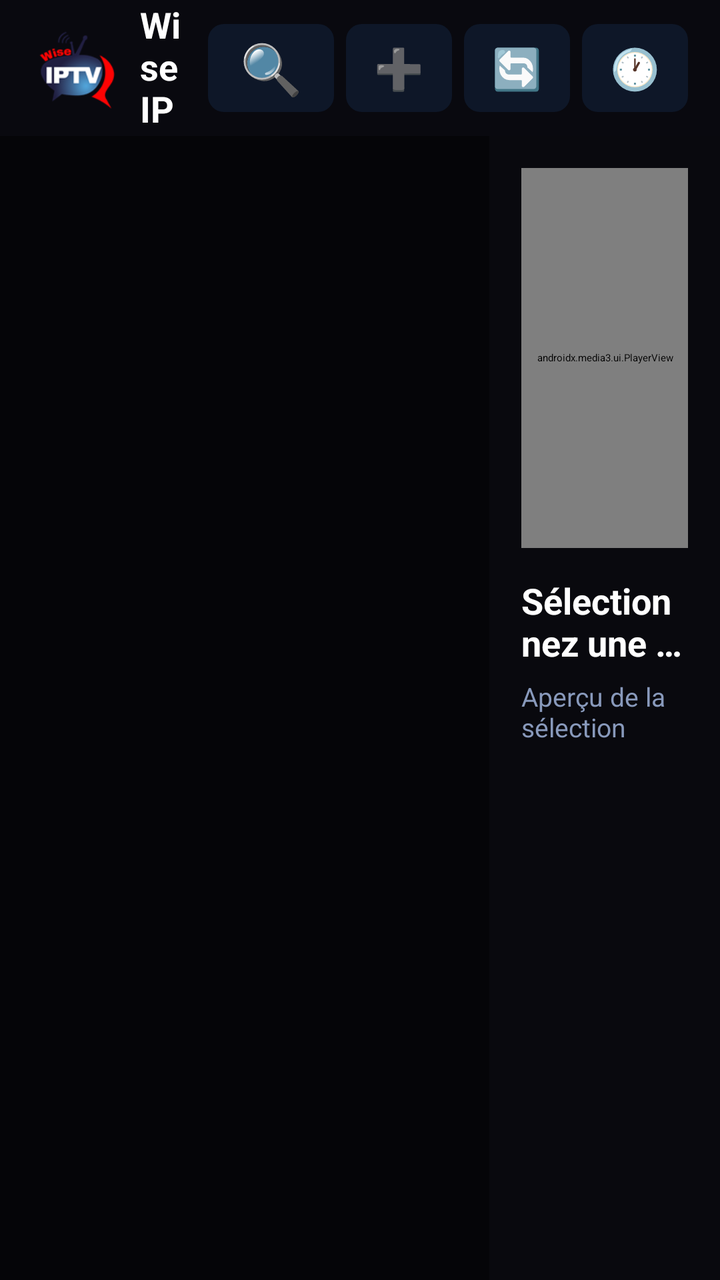
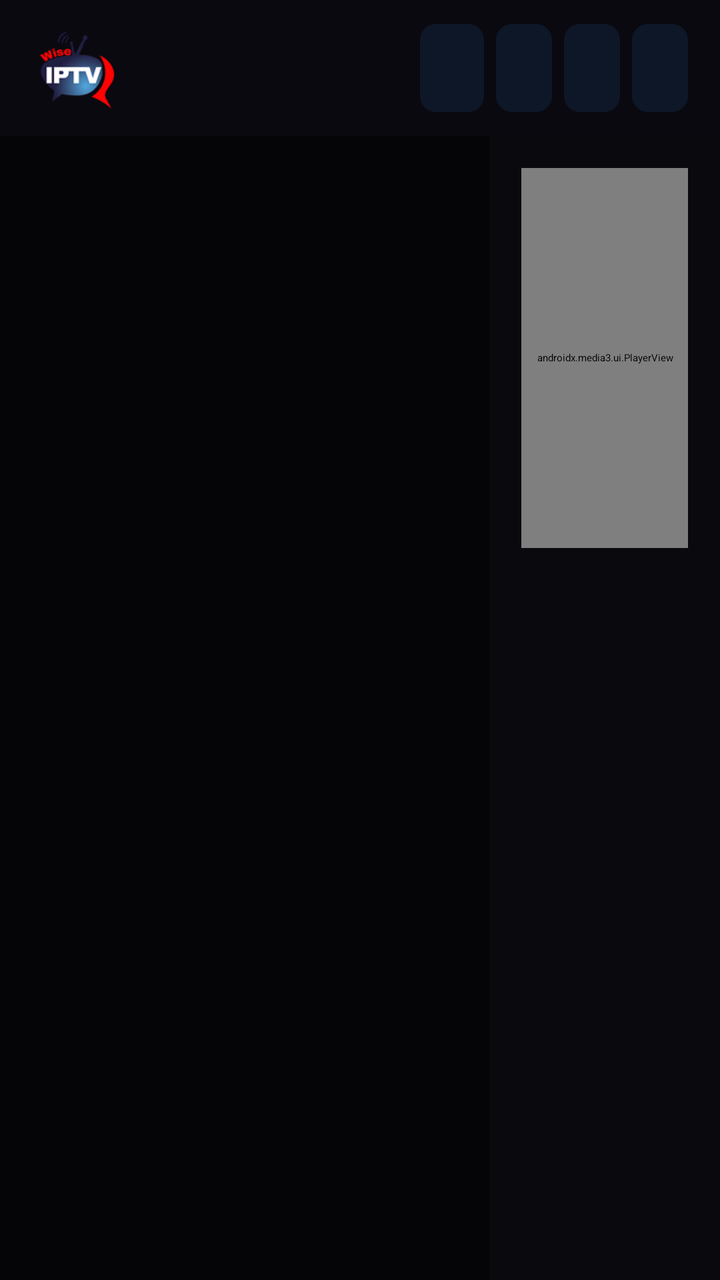

Screens rendered from an Android XML layout before and after an edit, with the pre-edit source and the edit as a unified diff.
<!-- AndroidManifest.xml: application theme Theme.WiseIPTV.TV -->
<!-- res/layout/activity_tv_main.xml -->
<?xml version="1.0" encoding="utf-8"?>
<FrameLayout xmlns:android="http://schemas.android.com/apk/res/android"
    xmlns:app="http://schemas.android.com/apk/res-auto"
    android:layout_width="match_parent"
    android:layout_height="match_parent"
    android:background="@color/wise_bg">

    <ImageView android:id="@+id/tv_backdrop"
        android:layout_width="match_parent"
        android:layout_height="match_parent"
        android:scaleType="centerCrop"
        android:alpha="0.16"
        android:visibility="gone"/>

    <LinearLayout
        android:layout_width="match_parent"
        android:layout_height="match_parent"
        android:layout_marginTop="68dp"
        android:orientation="horizontal">

        <FrameLayout
            android:id="@+id/browse_fragment"
            android:layout_width="0dp"
            android:layout_height="match_parent"
            android:layout_weight="0.68"
            android:focusable="false"
            android:nextFocusUp="@id/btn_search"/>

        <LinearLayout
            android:id="@+id/tv_preview_panel"
            android:layout_width="0dp"
            android:layout_height="match_parent"
            android:layout_weight="0.32"
            android:orientation="vertical"
            android:padding="16dp"
            android:background="#CC0A0A0F">

            <androidx.media3.ui.PlayerView
                android:id="@+id/tv_preview_player"
                android:layout_width="match_parent"
                android:layout_height="190dp"
                android:focusable="false"
                app:use_controller="false"
                app:resize_mode="zoom"/>

            <TextView
                android:id="@+id/tv_preview_name"
                android:layout_width="match_parent"
                android:layout_height="wrap_content"
                android:layout_marginTop="14dp"
                android:text="Sélectionnez une chaîne"
                android:textColor="@color/white"
                android:textSize="18sp"
                android:textStyle="bold"
                android:maxLines="2"
                android:ellipsize="end"/>

            <TextView
                android:layout_width="match_parent"
                android:layout_height="wrap_content"
                android:layout_marginTop="6dp"
                android:text="Aperçu de la sélection"
                android:textColor="@color/text_secondary"
                android:textSize="13sp"/>
        </LinearLayout>
    </LinearLayout>

    <LinearLayout
        android:id="@+id/top_bar"
        android:layout_width="match_parent"
        android:layout_height="68dp"
        android:orientation="horizontal"
        android:gravity="center_vertical"
        android:background="#EE0A0A0F"
        android:paddingStart="16dp"
        android:paddingEnd="16dp"
        android:elevation="8dp"
        android:focusable="false">

        <ImageView
            android:layout_width="44dp"
            android:layout_height="44dp"
            android:src="@mipmap/ic_launcher"
            android:scaleType="fitCenter"
            android:focusable="false"
            android:layout_marginEnd="10dp"/>

        <TextView
            android:layout_width="0dp"
            android:layout_height="wrap_content"
            android:layout_weight="1"
            android:text="Wise IPTV"
            android:focusable="false"
            android:textColor="#FFFFFF"
            android:textSize="18sp"
            android:textStyle="bold"/>

        <TextView
            android:id="@+id/btn_search"
            android:layout_width="wrap_content"
            android:layout_height="44dp"
            android:text="🔍"
            android:textSize="25sp"
            android:gravity="center"
            android:paddingStart="16dp"
            android:paddingEnd="16dp"
            android:focusable="true"
            android:focusableInTouchMode="false"
            android:nextFocusDown="@id/browse_fragment"
            android:background="@drawable/btn_action_selector"
            android:layout_marginStart="6dp"/>

        <TextView
            android:id="@+id/btn_add"
            android:layout_width="wrap_content"
            android:layout_height="44dp"
            android:text="➕"
            android:textSize="20sp"
            android:gravity="center"
            android:paddingStart="14dp"
            android:paddingEnd="14dp"
            android:focusable="true"
            android:focusableInTouchMode="false"
            android:nextFocusDown="@id/browse_fragment"
            android:background="@drawable/btn_action_selector"
            android:layout_marginStart="6dp"/>

        <TextView
            android:id="@+id/btn_sync"
            android:layout_width="wrap_content"
            android:layout_height="44dp"
            android:text="🔄"
            android:textSize="20sp"
            android:gravity="center"
            android:paddingStart="14dp"
            android:paddingEnd="14dp"
            android:focusable="true"
            android:focusableInTouchMode="false"
            android:nextFocusDown="@id/browse_fragment"
            android:background="@drawable/btn_action_selector"
            android:layout_marginStart="6dp"/>

        <TextView
            android:id="@+id/btn_recents"
            android:layout_width="wrap_content"
            android:layout_height="44dp"
            android:text="🕐"
            android:textSize="20sp"
            android:gravity="center"
            android:paddingStart="14dp"
            android:paddingEnd="14dp"
            android:focusable="true"
            android:focusableInTouchMode="false"
            android:nextFocusDown="@id/browse_fragment"
            android:background="@drawable/btn_action_selector"
            android:layout_marginStart="6dp"/>

        <TextView
            android:id="@+id/tv_sync_status"
            android:layout_width="wrap_content"
            android:layout_height="wrap_content"
            android:textColor="@color/wise_blue_light"
            android:textSize="12sp"
            android:layout_marginStart="12dp"
            android:visibility="gone"/>

        <ProgressBar
            android:id="@+id/progress_bar"
            android:layout_width="28dp"
            android:layout_height="28dp"
            android:layout_marginStart="8dp"
            android:indeterminateTint="@color/wise_red"
            android:visibility="gone"/>
    </LinearLayout>
</FrameLayout>
<!-- resources referenced by this layout -->
<resources>
  <color name="text_secondary">#8899BB</color>
  <color name="white">#FFFFFF</color>
  <color name="wise_bg">#050508</color>
  <color name="wise_blue_light">#42A5F5</color>
  <color name="wise_red">#E50914</color>
  <!-- drawable btn_action_selector (drawable) -->
  <?xml version="1.0" encoding="utf-8"?>
  <selector xmlns:android="http://schemas.android.com/apk/res/android">
      
      <item android:state_focused="true">
          <shape android:shape="rectangle">
              <solid android:color="#CCE50914"/>
              <corners android:radius="8dp"/>
          </shape>
      </item>
      
      <item android:state_pressed="true">
          <shape android:shape="rectangle">
              <solid android:color="#CC1A6FBF"/>
              <corners android:radius="8dp"/>
          </shape>
      </item>
      
      <item>
          <shape android:shape="rectangle">
              <solid android:color="#441A3D6E"/>
              <corners android:radius="8dp"/>
          </shape>
      </item>
      
  </selector>
  <!-- mipmap ic_launcher: png bitmap (mipmap-hdpi, 11824 bytes) -->
  <style name="Theme.WiseIPTV.TV" parent="Theme.Leanback">
          <item name="colorPrimary">@color/wise_blue</item>
          <item name="colorPrimaryDark">@color/wise_blue_dark</item>
          <item name="colorAccent">@color/wise_red</item>
          <item name="android:colorBackground">@color/wise_bg</item>
          <item name="android:windowBackground">@color/wise_bg</item>
      </style>
  <color name="wise_blue">#1565C0</color>
  <color name="wise_blue_dark">#0A1A35</color>
</resources>

<!-- the commit's change to res/layout/activity_tv_main.xml (unified diff, before → after) -->
@@ -48,7 +48,7 @@
                 android:layout_width="match_parent"
                 android:layout_height="wrap_content"
                 android:layout_marginTop="14dp"
-                android:text="Sélectionnez une chaîne"
+                text="Sélectionnez une chaîne"
                 android:textColor="@color/white"
                 android:textSize="18sp"
                 android:textStyle="bold"
@@ -59,7 +59,7 @@
                 android:layout_width="match_parent"
                 android:layout_height="wrap_content"
                 android:layout_marginTop="6dp"
-                android:text="Aperçu de la sélection"
+                text="Aperçu de la sélection"
                 android:textColor="@color/text_secondary"
                 android:textSize="13sp"/>
         </LinearLayout>
@@ -89,7 +89,7 @@
             android:layout_width="0dp"
             android:layout_height="wrap_content"
             android:layout_weight="1"
-            android:text="Wise IPTV"
+            text="Wise IPTV"
             android:focusable="false"
             android:textColor="#FFFFFF"
             android:textSize="18sp"
@@ -99,7 +99,7 @@
             android:id="@+id/btn_search"
             android:layout_width="wrap_content"
             android:layout_height="44dp"
-            android:text="🔍"
+            text="🔍"
             android:textSize="25sp"
             android:gravity="center"
             android:paddingStart="16dp"
@@ -114,7 +114,7 @@
             android:id="@+id/btn_add"
             android:layout_width="wrap_content"
             android:layout_height="44dp"
-            android:text="➕"
+            text="➕"
             android:textSize="20sp"
             android:gravity="center"
             android:paddingStart="14dp"
@@ -129,7 +129,7 @@
             android:id="@+id/btn_sync"
             android:layout_width="wrap_content"
             android:layout_height="44dp"
-            android:text="🔄"
+            text="🔄"
             android:textSize="20sp"
             android:gravity="center"
             android:paddingStart="14dp"
@@ -144,7 +144,7 @@
             android:id="@+id/btn_recents"
             android:layout_width="wrap_content"
             android:layout_height="44dp"
-            android:text="🕐"
+            text="🕐"
             android:textSize="20sp"
             android:gravity="center"
             android:paddingStart="14dp"
